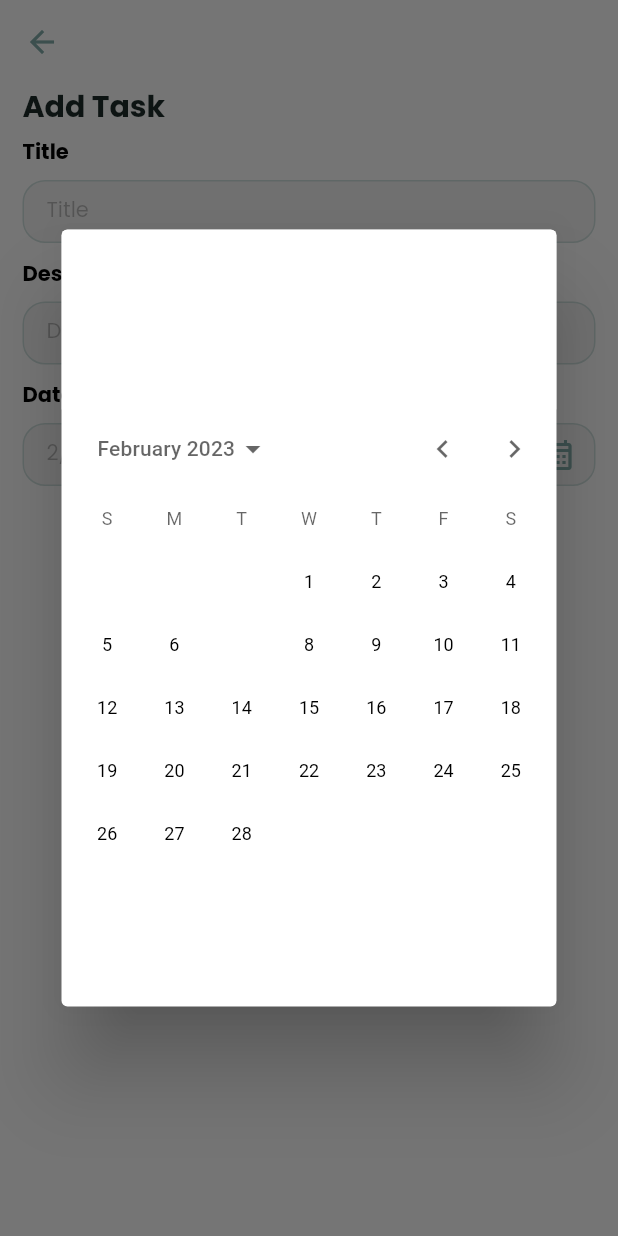
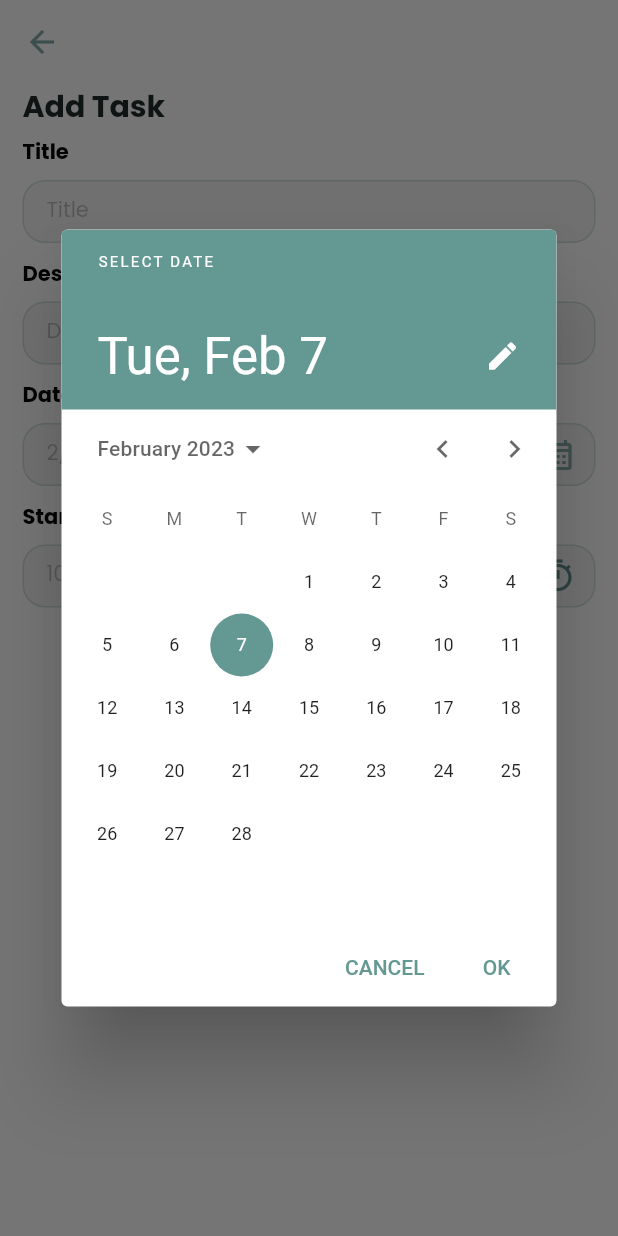
Before and after one commit to amira334/todo, a Flutter app: the screen it shows after launch, after a tap on the "calendar month" icon, on a phone screen of 412 x 824 dp. Run offline on Flutter 3.47's test engine with Material 2 defaults, Android fonts, the phone set to English and light mode, and no system bars; our stand-ins replace date_picker_timeline, get.

Commit message:
added 'time'

```diff
--- a/lib/screens/add_task_screen.dart
+++ b/lib/screens/add_task_screen.dart
@@ -12,6 +12,9 @@ class AddTaskScreen extends StatefulWidget {
 
 class _AddTaskScreenState extends State<AddTaskScreen> {
   DateTime _selectedDate = DateTime.now();
+  String _startTime = DateFormat('hh:mm a').format(DateTime.now()).toString();
+  String _endTime = '9.00 PM';
+  //String _endTime = DateFormat('hh:mm a').format(DateTime.now()).toString();
 
   @override
   Widget build(BuildContext context) {
@@ -75,6 +78,35 @@ class _AddTaskScreenState extends State<AddTaskScreen> {
                       .tertiary,
                 ),
               ),
+              Row(
+                children: [
+                  Expanded(child: InputField(
+                    title: 'Start Time',
+                    hint: _startTime,
+                    widget: IconButton(
+                      onPressed: () {
+                        _getTime(isStartTime: true);
+                      },
+                        icon: Icon(Icons.timer_outlined),
+                      color: Color(0xFF5d8e8a),
+                    )
+                  )),
+                  SizedBox(
+                    width: 12,
+                  ),
+                  Expanded(child: InputField(
+                      title: 'End Time',
+                      hint: _endTime,
+                      widget: IconButton(
+                        onPressed: () {
+                          _getTime(isStartTime: false);
+                        },
+                        icon: Icon(Icons.timer_outlined),
+                        color: Color(0xFF5d8e8a),
+                      )
+                  )),
+                ],
+              )
             ],
           ),
         ),
@@ -88,8 +120,88 @@ class _AddTaskScreenState extends State<AddTaskScreen> {
       initialDate: DateTime.now(),
       firstDate: DateTime(2015),
       lastDate: DateTime(2030),
+        builder: (BuildContext context, Widget ?child) {
+          return Theme(
+            data: ThemeData(
+              primarySwatch: Colors.blueGrey,
+              splashColor: Colors.black,
+              textTheme: const TextTheme(
+                subtitle1: TextStyle(color: Colors.black),
+                button: TextStyle(color: Colors.black),
+              ),
+              colorScheme: const ColorScheme.light(
+                  primary: Color(0xff649893),
+                  onSecondary: Colors.black,
+                  onPrimary: Colors.white,
+                  surface: Colors.black,
+                  onSurface: Colors.black87,
+                  secondary: Colors.black),
+              dialogBackgroundColor: Colors.white,
+            ),
+            child: child ??Text(""),
+          );
+        }
+    );
+    if(_pickerDate!=null){
+      setState(() {
+        _selectedDate = _pickerDate;
+      });
+    }
+    else {
+     return;
+    }
+  }
 
-    );
+  _getTime({required bool isStartTime}) async {
+    _showTimePicker();
+    var pickedTime = await _showTimePicker();
+    String _formatedTime = pickedTime.format(context);
+    if(pickedTime == null){
+      return;
+    }
+    else if(isStartTime == true){
+      setState(() {
+        _startTime=_formatedTime;
+      });
+    }
+    else if(isStartTime == false){
+      setState(() {
+        _endTime = _formatedTime;
+      });
+    }
+
+  }
+
+  _showTimePicker() {
+   return showTimePicker(
+        context: context,
+        initialTime: TimeOfDay(
+            hour: int.parse(_startTime.split(':')[0]),
+            minute: int.parse(_startTime.split(':')[1].split(' ')[0]),
+        ),
+       builder: (BuildContext context, Widget ?child) {
+         return Theme(
+           data: ThemeData(
+             primarySwatch: Colors.blueGrey,
+             splashColor: Colors.black,
+             textTheme: const TextTheme(
+               subtitle1: TextStyle(color: Colors.black),
+               button: TextStyle(color: Colors.black),
+             ),
+             colorScheme: const ColorScheme.light(
+                 primary: Color(0xff649893),
+                 onSecondary: Colors.black,
+                 onPrimary: Colors.white,
+                 surface: Colors.white,
+                 onSurface: Colors.black,
+                 secondary: Colors.black),
+             dialogBackgroundColor: Colors.white,
+           ),
+           child: child ??Text(""),
+         );
+       }
+
+   );
   }
 
 }
--- a/lib/widgets/input_field.dart
+++ b/lib/widgets/input_field.dart
@@ -59,7 +59,7 @@ class InputField extends StatelessWidget {
                     ),
                       focusedBorder: UnderlineInputBorder(
                         borderSide: const BorderSide(
-                          color: Color(0xFF82ada9),
+                          color: Color(0xFF5d8e8a),
                           width: 0,
                         ),
                         borderRadius: BorderRadius.circular(15),
```
